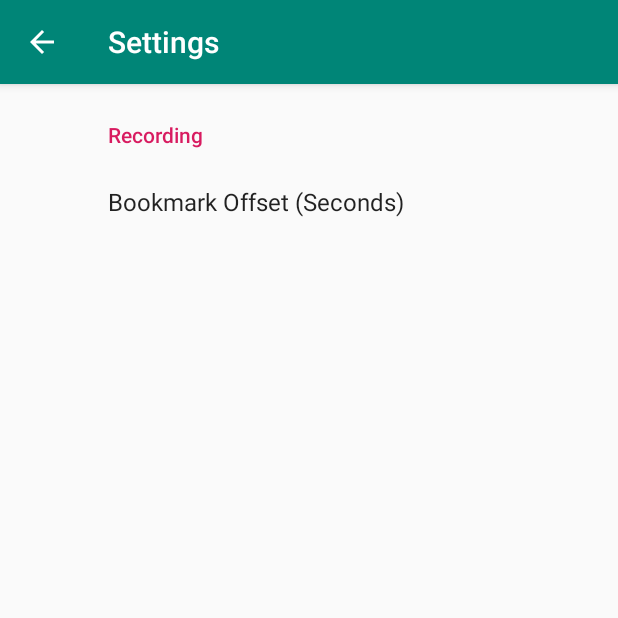
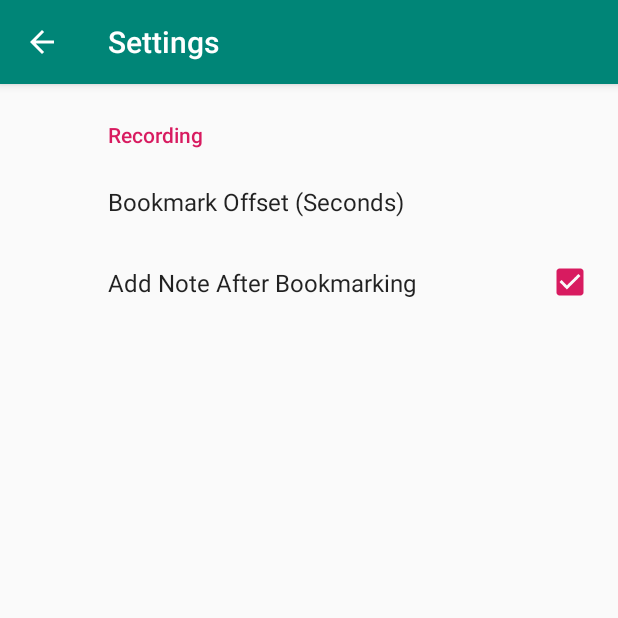
Before and after one commit to datchung/AudioRecorderBookmarkAndroid, an Android app: the SettingsActivity screen opened directly, with no data from a screen before it, on a phone screen of 412 x 824 dp, the top half of it. Run offline under Robolectric (Android 15) with nearby library versions, the phone set to English and light mode, and no system bars; our stand-ins replace androidx.preference.

Commit message:
Add bookmark note preference

```diff
--- a/app/src/main/res/values/strings.xml
+++ b/app/src/main/res/values/strings.xml
@@ -23,6 +23,9 @@
     <string name="bookmarkOffset_title">Bookmark Offset (Seconds)</string>
     <string name="bookmarkOffset_key">bookmarkOffsetSeconds</string>
     <string name="bookmarkOffset_summary"></string>
+    <string name="bookmarkPromptNote_title">Add Note After Bookmarking</string>
+    <string name="bookmarkPromptNote_key">bookmarkPromptNote</string>
+    <string name="bookmarkPromptNote_summary"></string>
     <string name="settings">Settings</string>
 
     <string name="title_activity_recordings">Recordings</string>
--- a/app/src/main/res/xml/root_preferences.xml
+++ b/app/src/main/res/xml/root_preferences.xml
@@ -14,8 +14,7 @@
   ~ limitations under the License.
   -->
 
-<androidx.preference.PreferenceScreen xmlns:app="http://schemas.android.com/apk/res-auto"
-    xmlns:android="http://schemas.android.com/apk/res/android">
+<androidx.preference.PreferenceScreen xmlns:app="http://schemas.android.com/apk/res-auto">
 
     <PreferenceCategory app:title="@string/recording_header">
 
@@ -25,6 +24,13 @@
             app:summary="@string/bookmarkOffset_summary"
             app:defaultValue="-5"
             />
+
+        <CheckBoxPreference
+            app:key="@string/bookmarkPromptNote_key"
+            app:title="@string/bookmarkPromptNote_title"
+            app:summary="@string/bookmarkPromptNote_summary"
+            app:defaultValue="true"
+            />
     </PreferenceCategory>
 
 </androidx.preference.PreferenceScreen>
```
